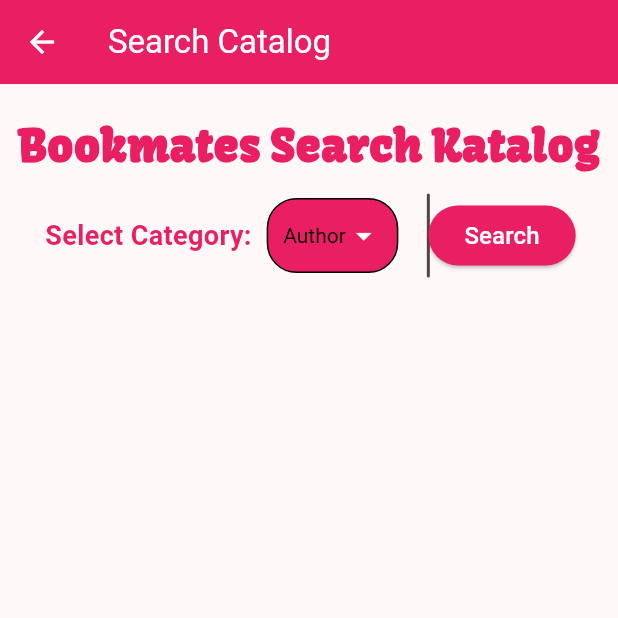
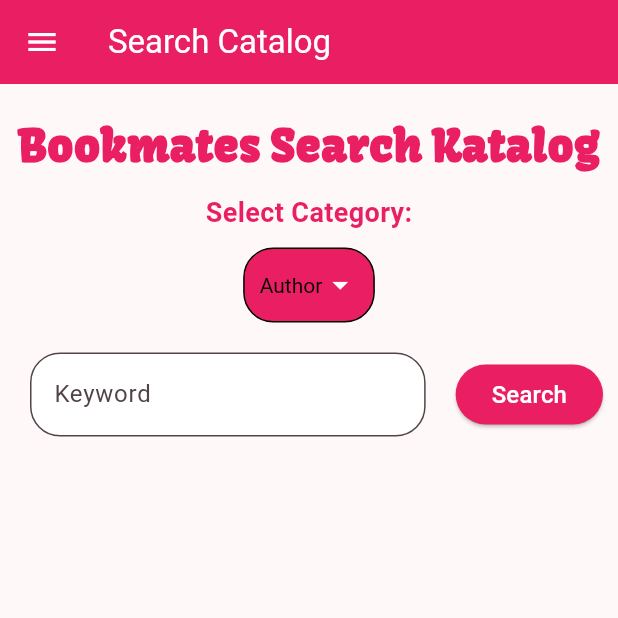
Before and after one commit to PBP-D05/bookmates_mobile, a Flutter app: the SearchPage screen opened directly, on a phone screen of 412 x 824 dp, the top half of it. Run offline on Flutter 3.47's test engine with Material 3 defaults, Android fonts, the light colour scheme and no system bars; our stand-ins replace flutter_rating_bar; missing offline and left inert: pbp_django_auth.

Commit message:
fixing UI android

```diff
--- a/lib/SearchKatalog/search_page.dart
+++ b/lib/SearchKatalog/search_page.dart
@@ -3,6 +3,7 @@
 import 'package:http/http.dart' as http;
 import 'package:bookmates_mobile/models/buku.dart';
 import 'show_book.dart';
+import 'package:bookmates_mobile/DashboardUser/screen/sidebar.dart'; // Import the file containing LeftDrawer
 
 class SearchPage extends StatefulWidget {
   const SearchPage({Key? key}) : super(key: key);
@@ -54,7 +55,6 @@
     );
   }
 
-
   Widget _buildBookCard(Buku buku, String cleanedDescription) {
     return Card(
       shape: RoundedRectangleBorder(
@@ -92,7 +92,7 @@
               Expanded(
                 child: ListView(
                   shrinkWrap: true,
-                  physics: NeverScrollableScrollPhysics(), // Disable scrolling for the inner ListView
+                  physics: NeverScrollableScrollPhysics(),
                   children: [
                     Column(
                       crossAxisAlignment: CrossAxisAlignment.start,
@@ -179,6 +179,7 @@
         backgroundColor: Colors.pink,
         foregroundColor: Colors.white,
       ),
+      drawer: LeftDrawer(), // Add the LeftDrawer as a drawer
       body: SingleChildScrollView(
         child: Padding(
           padding: const EdgeInsets.all(10.0),
@@ -197,10 +198,9 @@
                   ),
                 ),
               ),
-              Row(
-                mainAxisAlignment: MainAxisAlignment.spaceBetween,
-                children: <Widget>[
-                  const SizedBox(width: 20),
+              Center(
+                child: Column(
+                  children: [
                     Text(
                       'Select Category:',
                       style: TextStyle(
@@ -209,7 +209,7 @@
                         color: Colors.pink,
                       ),
                     ),
-                  const SizedBox(width: 10),
+                    const SizedBox(height: 10),
                     Container(
                       padding: EdgeInsets.symmetric(horizontal: 10),
                       decoration: BoxDecoration(
@@ -236,7 +236,13 @@
                         underline: Container(),
                       ),
                     ),
-                  const SizedBox(width: 10),
+                  ],
+                ),
+              ),
+              const SizedBox(height: 20),
+              Row(
+                mainAxisAlignment: MainAxisAlignment.center,
+                children: <Widget>[
                   Expanded(
                     child: Padding(
                       padding: const EdgeInsets.symmetric(horizontal: 10),
@@ -276,7 +282,6 @@
                       ),
                     ),
                   ),
-                  const SizedBox(width: 20),
                 ],
               ),
               const SizedBox(height: 20),
--- a/lib/SearchKatalog/show_book.dart
+++ b/lib/SearchKatalog/show_book.dart
@@ -1,4 +1,3 @@
-// File: lib/screens/search_katalog/show_book.dart
 import 'package:flutter/material.dart';
 import 'package:bookmates_mobile/models/buku.dart';
 
```
Lines whose indentation alone changed are shown as unchanged.
